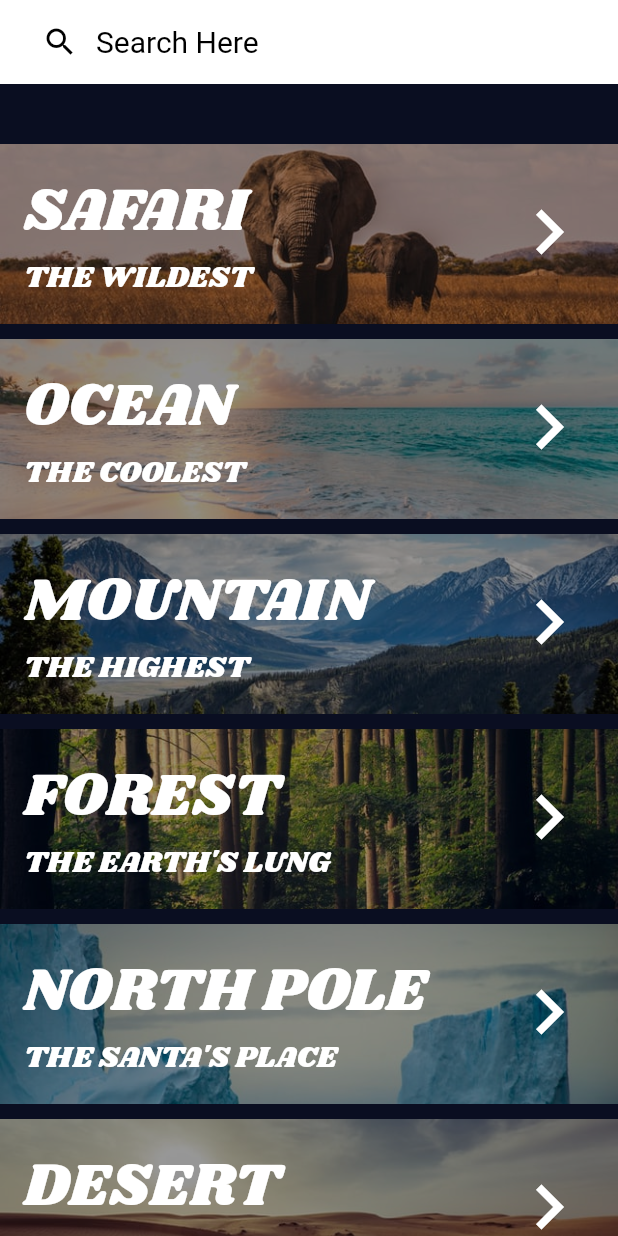
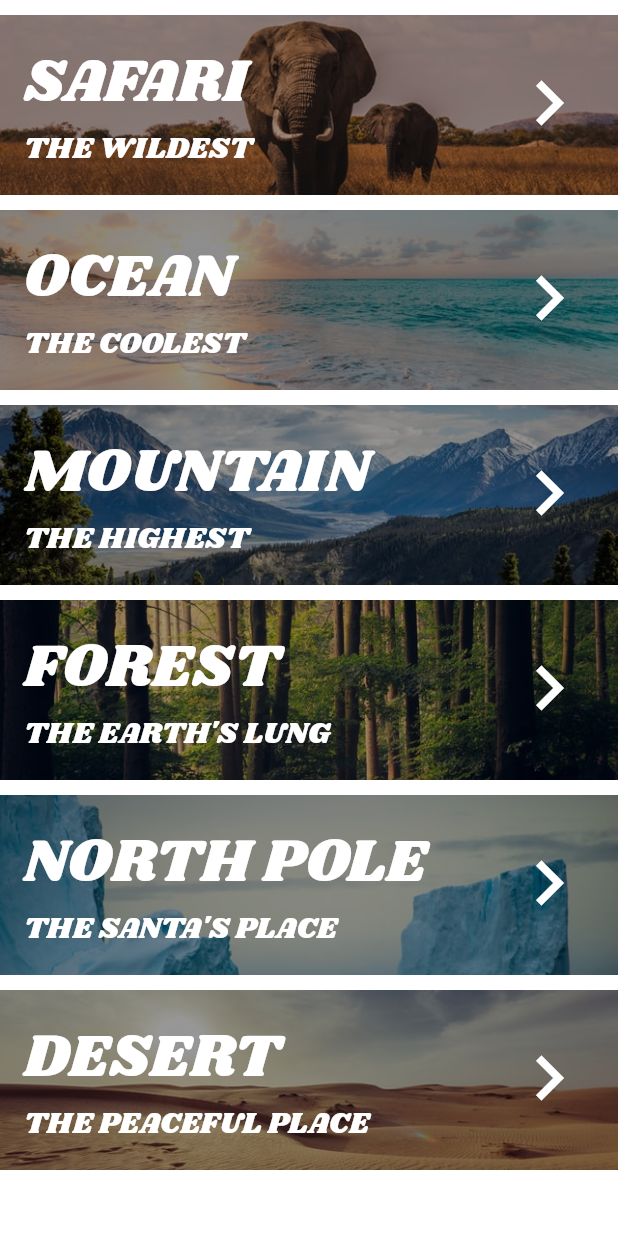
Before and after one commit to gloriakim-cs-projects/2020-flutter-summer-escape, a Flutter app: the FirstPageDetails screen opened directly, on a phone screen of 412 x 824 dp. Run offline on Flutter 3.47's test engine with Material 2 defaults, Android fonts, the light colour scheme and no system bars.

Commit message:
Removed the search bar

```diff
--- a/summer_escape/lib/screens/ExamplePage.dart
+++ b/summer_escape/lib/screens/ExamplePage.dart
@@ -1,6 +1,6 @@
 import 'package:flutter/material.dart';
 
-class StepFourDetailsPage extends StatelessWidget {
+class ExamplePage extends StatelessWidget {
   @override
   Widget build(BuildContext context) {
     return Container(
--- a/summer_escape/lib/screens/step_one_details.dart
+++ b/summer_escape/lib/screens/step_one_details.dart
@@ -1,6 +1,6 @@
 import 'package:flutter/cupertino.dart';
 import 'package:flutter/material.dart';
-import 'package:summer_escape/screens/ExamplePage.dart.dart';
+import 'package:summer_escape/screens/ExamplePage.dart';
 
 class Destination {
   final String title;
@@ -27,45 +27,13 @@
 }
 
 class _FirstPageDetailsState extends State<FirstPageDetails> {
-  //for search bar's text edit
-  TextEditingController _textController = TextEditingController();
-
-  onItemChanged(String value) {
-    setState(() {
-      dest = dest
-          .where((string) =>
-              string.title.toLowerCase().contains(value.toLowerCase()) ||
-              string.description.toLowerCase().contains(value.toLowerCase()))
-          .toList();
-    });
-  }
-
   @override
   Widget build(BuildContext context) {
     return Scaffold(
-      appBar: AppBar(
-        title: Theme(
-          data: Theme.of(context).copyWith(accentColor: Colors.transparent),
-          child: TextField(
-            style: TextStyle(color: Colors.black),
-            controller: _textController,
-            decoration: InputDecoration(
-              prefixIcon: new Icon(Icons.search, color: Colors.black),
-              hintText: 'Search Here',
-              hintStyle: TextStyle(fontSize: 20.0, color: Colors.black),
-            ),
-            onChanged: onItemChanged,
-          ),
-        ),
       backgroundColor: Colors.white,
-        elevation: 0,
-        automaticallyImplyLeading: false,
-      ),
       //show background behind the app bar
       extendBodyBehindAppBar: true,
-      body: Padding(
-        padding: const EdgeInsets.fromLTRB(0, 30, 0, 0),
-        child: SafeArea(
+      body: SafeArea(
         child: Expanded(
           child: ListView.builder(
             itemCount: dest.length,
@@ -120,7 +88,6 @@
           ),
         ),
       ),
-      ),
     );
   }
 }
```
Lines whose indentation alone changed are shown as unchanged.
